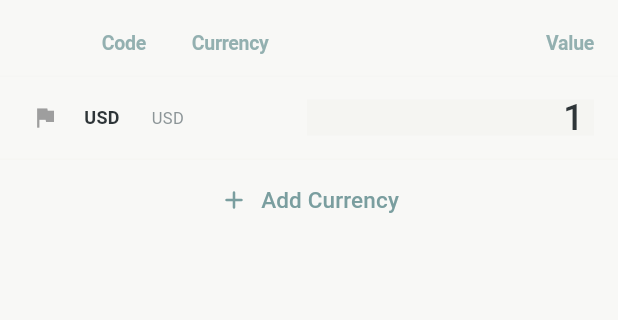
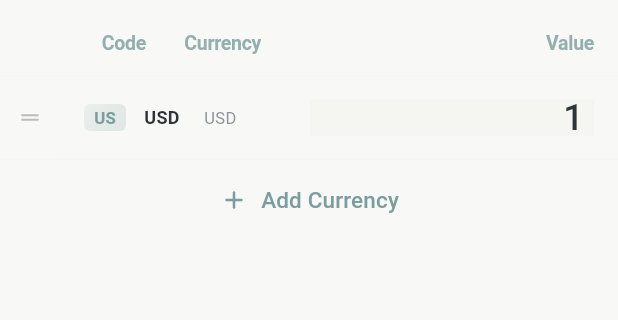
Before and after one commit to tech1ee/currensee, a Flutter app: the HomeScreen screen opened directly, on a phone screen of 412 x 824 dp, the part 73-393 px from its top. Run offline on Flutter 3.47's test engine with Material 3 defaults, Android fonts, the phone set to English and light mode, and no system bars; our stand-ins replace google_mobile_ads, shared_preferences; accounts and stored records are empty; network calls fail.

Commit message:
Enhance currency management and UI interactions
- Improved currency sorting logic to ensure the base currency is always at the top of the list.
- Added checks to prevent the removal of the base currency from the selection.
- Updated navigation logic to handle back actions more effectively during initial setup.
- Enhanced currency flag display with dedicated placeholders for cryptocurrencies.
- Refactored currency list item layout for better spacing and responsiveness.
- Increased character limit for currency value input fields for improved user experience.

```diff
--- a/currensee/lib/screens/home_screen.dart
+++ b/currensee/lib/screens/home_screen.dart
@@ -243,10 +243,10 @@ class _HomeScreenState extends State<HomeScreen> with WidgetsBindingObserver {
     // Show interstitial ad only for non-premium users
     _adService.showInterstitialAdIfNotPremium(userPrefs.isPremium);
 
-    // Navigate to the currencies screen
+    // Navigate to the currencies screen with isInitialSetup explicitly set to false
     await Navigator.push(
       context,
-      MaterialPageRoute(builder: (context) => const CurrenciesScreen()),
+      MaterialPageRoute(builder: (context) => const CurrenciesScreen(isInitialSetup: false)),
     );
 
     if (!mounted) return;
@@ -548,7 +548,7 @@ class _HomeScreenState extends State<HomeScreen> with WidgetsBindingObserver {
                         const SizedBox(width: 16),
                         // Currency code column
                         SizedBox(
-                          width: 60,
+                          width: 55,
                           child: Text(
                             'Code',
                             style: TextStyle(
@@ -561,7 +561,7 @@ class _HomeScreenState extends State<HomeScreen> with WidgetsBindingObserver {
                         ),
                         // Currency name column
                         Expanded(
-                          flex: 2,
+                          flex: 1,
                           child: Text(
                             'Currency',
                             style: TextStyle(
@@ -573,8 +573,8 @@ class _HomeScreenState extends State<HomeScreen> with WidgetsBindingObserver {
                           ),
                         ),
                         // Value column
-                        SizedBox(
-                          width: 120,
+                        Expanded(
+                          flex: 3,
                           child: Text(
                             'Value',
                             textAlign: TextAlign.right,
@@ -653,6 +653,7 @@ class _HomeScreenState extends State<HomeScreen> with WidgetsBindingObserver {
                           children: [
                             Expanded(
                               child: ReorderableListView.builder(
+                                buildDefaultDragHandles: false, // Disable default drag handles
                                 itemCount: currencyProvider.selectedCurrencies.length + 1,
                                 padding: EdgeInsets.zero,
                                 proxyDecorator: (child, index, animation) {
@@ -745,21 +746,34 @@ class _HomeScreenState extends State<HomeScreen> with WidgetsBindingObserver {
                                     );
                                   }
 
-                                  // Get the sorted currencies with base currency at the top
-                                  final currencies = List.of(currencyProvider.selectedCurrencies);
-                                  final baseIndex = currencies.indexWhere((c) => c.code == userPrefs.baseCurrencyCode);
-                                  if (baseIndex > 0) {
-                                    final baseCurrency = currencies.removeAt(baseIndex);
-                                    currencies.insert(0, baseCurrency);
-                                  }
-
-                                  final currency = currencies[index];
+                                  // Get the currency for this index
+                                  final currency = currencyProvider.selectedCurrencies[index];
                                   final isBaseCurrency = currency.code == userPrefs.baseCurrencyCode;
 
-                                  return ReorderableDragStartListener(
-                                    key: ValueKey('draggable_${currency.code}'),
+                                  return Container(
+                                    key: ValueKey('currency_${currency.code}'),
+                                    child: Row(
+                                      children: [
+                                        // Add a dedicated drag handle that only appears for non-base currencies
+                                        if (!isBaseCurrency)
+                                          ReorderableDragStartListener(
                                             index: index,
-                                    enabled: !isBaseCurrency,
+                                            child: Container(
+                                              width: 40,
+                                              height: 48, // Make sure height is defined
+                                              color: Colors.transparent,
+                                              child: Icon(
+                                                Icons.drag_handle_rounded,
+                                                color: Theme.of(context).colorScheme.onSurface.withOpacity(0.3),
+                                                size: 18,
+                                              ),
+                                            ),
+                                          )
+                                        else
+                                          const SizedBox(width: 40),
+
+                                        // The actual currency item takes up the rest of the space
+                                        Expanded(
                                           child: CurrencyListItem(
                                             currency: currency,
                                             onValueChanged: (code, value) => currencyProvider.updateCurrencyValue(code, value),
@@ -768,6 +782,9 @@ class _HomeScreenState extends State<HomeScreen> with WidgetsBindingObserver {
                                             onEditStart: () => currencyProvider.setCurrentlyEditedCurrencyCode(currency.code),
                                             onEditEnd: () => currencyProvider.clearCurrentlyEditedCurrencyCode(),
                                             index: index,
+                                          ),
+                                        ),
+                                      ],
                                     ),
                                   );
                                 },
--- a/currensee/lib/widgets/currency_flag_placeholder.dart
+++ b/currensee/lib/widgets/currency_flag_placeholder.dart
@@ -10,8 +10,59 @@ class CurrencyFlagPlaceholder extends StatelessWidget {
     required this.currencyCode,
   }) : super(key: key);
 
+  bool get _isCrypto {
+    // Common cryptocurrency codes
+    final cryptoCodes = [
+      'BTC', 'ETH', 'USDT', 'XRP', 'DOGE', 'ADA', 'SOL', 'DOT', 'AVAX',
+      'MATIC', 'LINK', 'UNI', 'ATOM', 'LTC', 'TRX', 'WAVES', 'WEMIX', 'WOO'
+    ];
+
+    // Check if it's likely a cryptocurrency
+    return cryptoCodes.contains(currencyCode) ||
+           currencyCode.startsWith('X') ||
+           (currencyCode.length >= 3 && !_isLikelyCountry);
+  }
+
+  bool get _isLikelyCountry {
+    if (currencyCode.length < 2) return false;
+
+    // Common currency prefixes for countries
+    final countryPrefixes = ['AU', 'CA', 'EU', 'GB', 'JP', 'US', 'NZ', 'CH', 'RU', 'UA', 'AE'];
+    return countryPrefixes.contains(currencyCode.substring(0, 2));
+  }
+
   @override
   Widget build(BuildContext context) {
+    if (_isCrypto) {
+      // Cryptocurrency placeholder
+      return Container(
+        width: size,
+        height: size * 0.75,
+        decoration: BoxDecoration(
+          borderRadius: BorderRadius.circular(size * 0.375), // Make it circular
+          gradient: LinearGradient(
+            begin: Alignment.topLeft,
+            end: Alignment.bottomRight,
+            colors: [
+              const Color(0xFFF9A825).withOpacity(0.6), // Bitcoin-ish gold color
+              const Color(0xFFFF9800).withOpacity(0.7),
+            ],
+          ),
+        ),
+        child: Center(
+          child: Text(
+            // Display first letter of currency code
+            currencyCode.isNotEmpty ? currencyCode[0] : '?',
+            style: TextStyle(
+              color: Colors.white,
+              fontWeight: FontWeight.bold,
+              fontSize: size * 0.42,
+            ),
+          ),
+        ),
+      );
+    } else {
+      // Regular currency placeholder
       return Container(
         width: size,
         height: size * 0.75, // Maintain 4:3 aspect ratio like most flags
@@ -40,3 +91,4 @@ class CurrencyFlagPlaceholder extends StatelessWidget {
       );
     }
   }
+}
--- a/currensee/lib/widgets/currency_list_item.dart
+++ b/currensee/lib/widgets/currency_list_item.dart
@@ -2,6 +2,7 @@ import 'package:flutter/material.dart';
 import 'package:flutter/services.dart';
 import 'dart:async';
 import '../models/currency.dart';
+import 'currency_flag_placeholder.dart';
 
 class CurrencyListItem extends StatefulWidget {
   final Currency currency;
@@ -107,15 +108,21 @@ class _CurrencyListItemState extends State<CurrencyListItem> {
                       height: 18,
                       fit: BoxFit.cover,
                       errorBuilder: (context, error, stackTrace) {
-                        return const Icon(Icons.flag, size: 18, color: Colors.grey);
+                        return CurrencyFlagPlaceholder(
+                          size: 28,
+                          currencyCode: widget.currency.code,
+                        );
                       },
                     )
-                  : const Icon(Icons.flag, size: 18, color: Colors.grey),
+                  : CurrencyFlagPlaceholder(
+                      size: 28,
+                      currencyCode: widget.currency.code,
+                    ),
             ),
             const SizedBox(width: 12),
             // Currency code - Fixed width column
             SizedBox(
-              width: 45,
+              width: 40,
               child: Text(
                 widget.currency.code,
                 style: TextStyle(
@@ -127,8 +134,9 @@ class _CurrencyListItemState extends State<CurrencyListItem> {
                 ),
               ),
             ),
-            // Currency name - Flexible width column
+            // Currency name - Flexible width column but with smaller flex
             Expanded(
+              flex: 1,
               child: Text(
                 widget.currency.name,
                 style: TextStyle(
@@ -139,12 +147,12 @@ class _CurrencyListItemState extends State<CurrencyListItem> {
               ),
             ),
             const SizedBox(width: 8),
-            // Value editor - Expanded width column for large numbers
+            // Value editor - Increased flex for wider display
             Expanded(
-              flex: 2,
+              flex: 3,
               child: Container(
                 height: 34,
-                alignment: Alignment.center,
+                alignment: Alignment.centerRight,
                 child: TextField(
                   controller: _controller,
                   keyboardType: const TextInputType.numberWithOptions(decimal: true),
@@ -168,7 +176,7 @@ class _CurrencyListItemState extends State<CurrencyListItem> {
                   maxLines: 1,
                   minLines: 1,
                   inputFormatters: [
-                    LengthLimitingTextInputFormatter(15),
+                    LengthLimitingTextInputFormatter(20), // Increased character limit
                   ],
                   onTap: () {
                     setState(() {
```
Also changed, not shown: currensee/lib/providers/currency_provider.dart (+12 -0 lines), currensee/lib/screens/currencies_screen.dart (+37 -2 lines), currensee/lib/services/api_service.dart (+23 -1 lines). Lines whose indentation alone changed are shown as unchanged.
